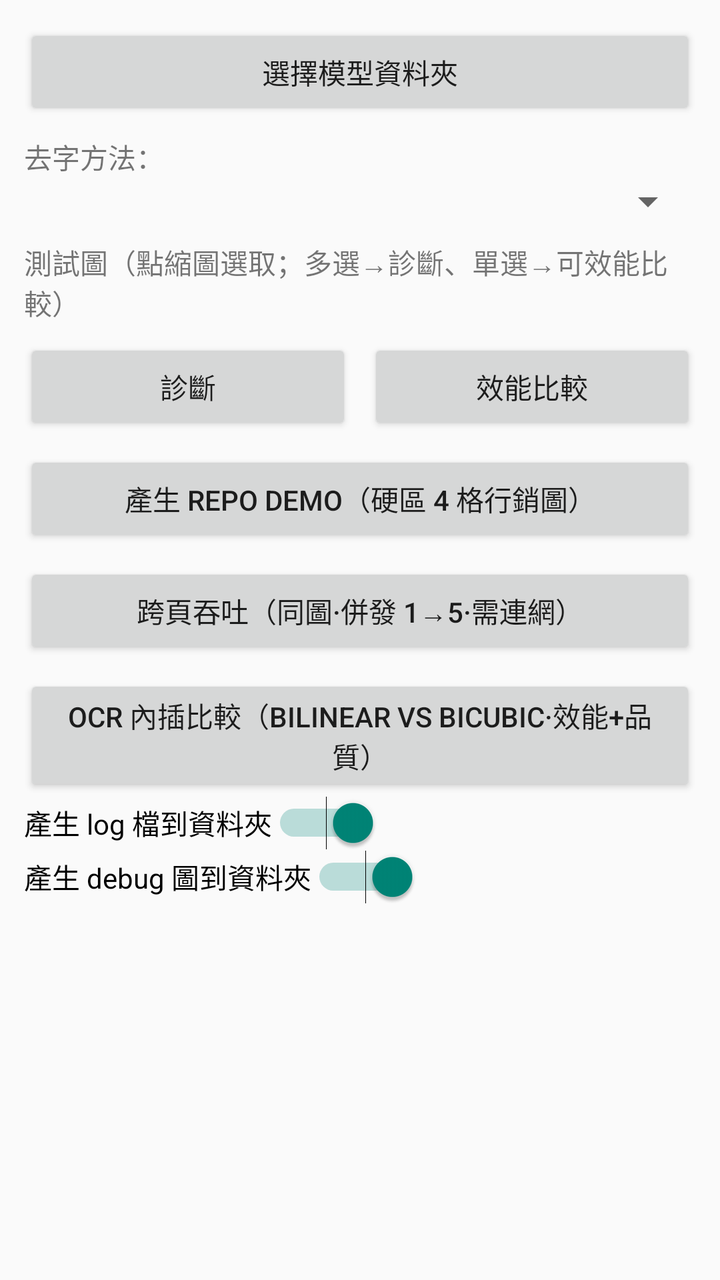
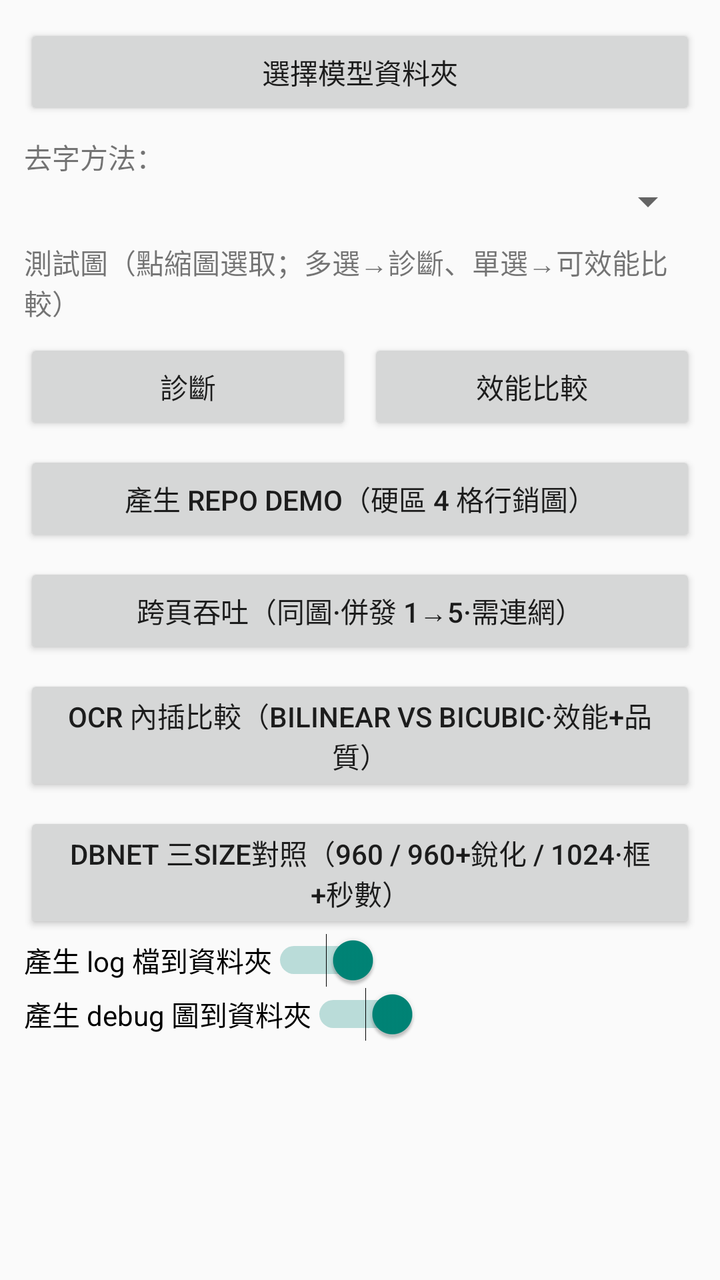

An Android layout rendered at two revisions. The XML below is the earlier revision; the diff shows what the commit changed to produce the second picture.
<!-- AndroidManifest.xml: application theme Theme.AppCompat.DayNight.NoActionBar -->
<!-- res/layout/activity_main.xml -->
<?xml version="1.0" encoding="utf-8"?>
<ScrollView xmlns:android="http://schemas.android.com/apk/res/android"
    android:id="@+id/scroll"
    android:layout_width="match_parent"
    android:layout_height="match_parent"
    android:fillViewport="true">

    <LinearLayout
        android:layout_width="match_parent"
        android:layout_height="wrap_content"
        android:orientation="vertical"
        android:padding="12dp">

        
        <Button
            android:id="@+id/pickFolderButton"
            android:layout_width="match_parent"
            android:layout_height="wrap_content"
            android:text="選擇模型資料夾" />

        <TextView
            android:id="@+id/inpaintLabel"
            android:layout_width="wrap_content"
            android:layout_height="wrap_content"
            android:layout_marginTop="8dp"
            android:text="去字方法：" />

        <Spinner
            android:id="@+id/inpaintSpinner"
            android:layout_width="match_parent"
            android:layout_height="wrap_content" />

        <TextView
            android:layout_width="wrap_content"
            android:layout_height="wrap_content"
            android:layout_marginTop="8dp"
            android:text="測試圖（點縮圖選取；多選→診斷、單選→可效能比較）" />

        <HorizontalScrollView
            android:layout_width="match_parent"
            android:layout_height="wrap_content">

            <LinearLayout
                android:id="@+id/thumbStrip"
                android:layout_width="wrap_content"
                android:layout_height="wrap_content"
                android:orientation="horizontal" />
        </HorizontalScrollView>

        <LinearLayout
            android:layout_width="match_parent"
            android:layout_height="wrap_content"
            android:layout_marginTop="8dp"
            android:orientation="horizontal">

            <Button
                android:id="@+id/detectButton"
                android:layout_width="0dp"
                android:layout_height="wrap_content"
                android:layout_weight="1"
                android:text="診斷" />

            <Button
                android:id="@+id/inpaintCompareButton"
                android:layout_width="0dp"
                android:layout_height="wrap_content"
                android:layout_marginStart="8dp"
                android:layout_weight="1"
                android:text="效能比較" />
        </LinearLayout>

        <Button
            android:id="@+id/repoDemoButton"
            android:layout_width="match_parent"
            android:layout_height="wrap_content"
            android:layout_marginTop="8dp"
            android:text="產生 repo demo（硬區 4 格行銷圖）" />

        <Button
            android:id="@+id/crossPageButton"
            android:layout_width="match_parent"
            android:layout_height="wrap_content"
            android:layout_marginTop="8dp"
            android:text="跨頁吞吐（同圖·併發 1→5·需連網）" />

        <Button
            android:id="@+id/ocrAbButton"
            android:layout_width="match_parent"
            android:layout_height="wrap_content"
            android:layout_marginTop="8dp"
            android:text="OCR 內插比較（bilinear vs bicubic·效能+品質）" />

        <Switch
            android:id="@+id/genLogSwitch"
            android:layout_width="wrap_content"
            android:layout_height="wrap_content"
            android:checked="true"
            android:text="產生 log 檔到資料夾" />

        <Switch
            android:id="@+id/genImgSwitch"
            android:layout_width="wrap_content"
            android:layout_height="wrap_content"
            android:checked="true"
            android:text="產生 debug 圖到資料夾" />

        
        <LinearLayout
            android:id="@+id/outputContainer"
            android:layout_width="match_parent"
            android:layout_height="wrap_content"
            android:layout_marginTop="8dp"
            android:orientation="vertical">

            <TextView
                android:id="@+id/logText"
                android:layout_width="match_parent"
                android:layout_height="wrap_content"
                android:fontFamily="monospace"
                android:textSize="12sp"
                android:textIsSelectable="true"
                android:text="" />
        </LinearLayout>

    </LinearLayout>
</ScrollView>
<!-- resources referenced by this layout -->
<resources>

</resources>

<!-- the commit's change to res/layout/activity_main.xml (unified diff, before → after) -->
@@ -90,6 +90,13 @@
             android:layout_marginTop="8dp"
             android:text="OCR 內插比較（bilinear vs bicubic·效能+品質）" />
 
+        <Button
+            android:id="@+id/dbnetSizeButton"
+            android:layout_width="match_parent"
+            android:layout_height="wrap_content"
+            android:layout_marginTop="8dp"
+            android:text="DBNet 三size對照（960 / 960+銳化 / 1024·框+秒數）" />
+
         <Switch
             android:id="@+id/genLogSwitch"
             android:layout_width="wrap_content"
